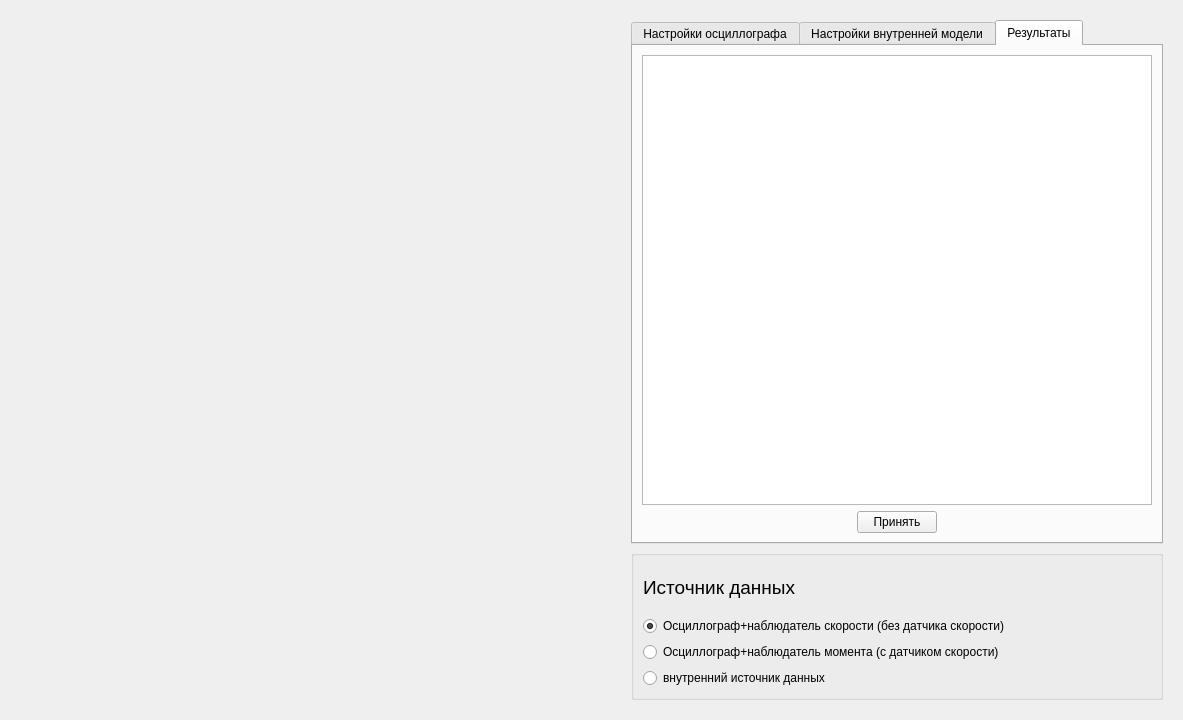
The window that untitled/electromagn.ui (Ivanos121/ImView) describes before a commit, drawn with Qt 5.
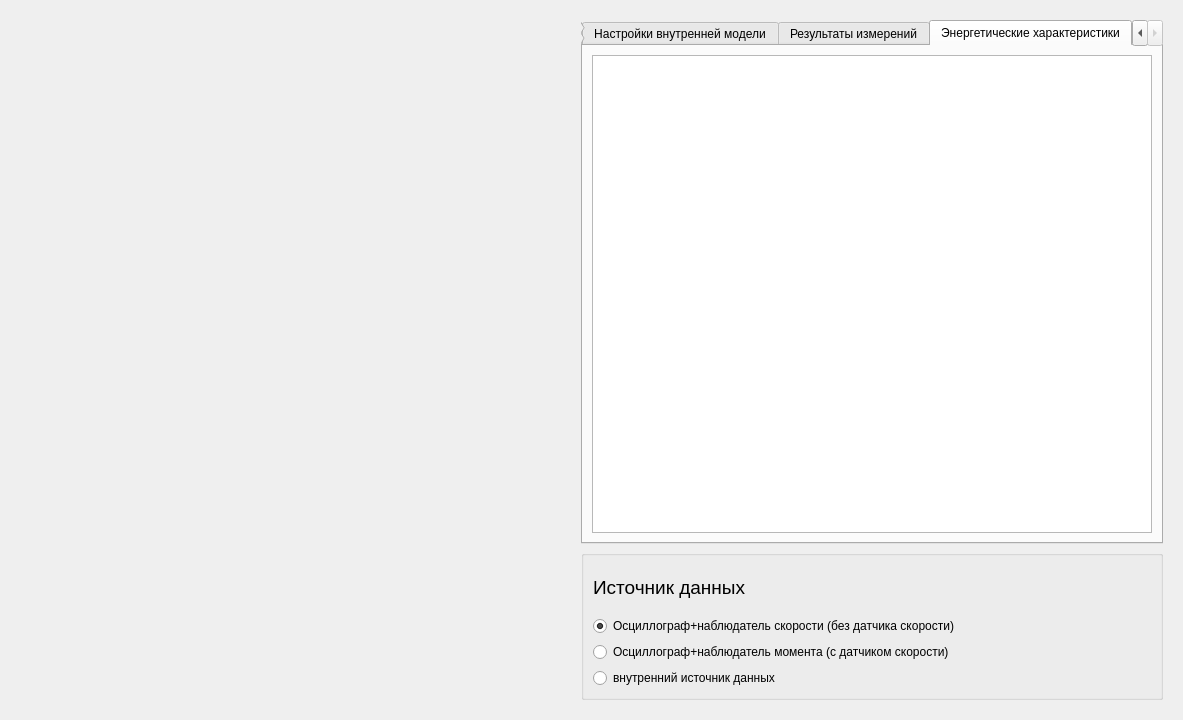
The same window after the commit. Custom widgets are drawn as their Qt base class.

Commit message: energetic_model_table

What changed in the file:
```diff
--- a/untitled/electromagn.ui
+++ b/untitled/electromagn.ui
@@ -21,7 +21,7 @@
     <widget class="QWidget" name="widget_2" native="true">
      <property name="maximumSize">
       <size>
-       <width>550</width>
+       <width>600</width>
        <height>16777215</height>
       </size>
      </property>
@@ -29,7 +29,7 @@
       <item>
        <widget class="QTabWidget" name="tabWidget">
         <property name="currentIndex">
-         <number>2</number>
+         <number>3</number>
         </property>
         <widget class="QWidget" name="tab">
          <attribute name="title">
@@ -61,7 +61,7 @@
         </widget>
         <widget class="QWidget" name="tab_2">
          <attribute name="title">
-          <string>Результаты</string>
+          <string>Результаты измерений</string>
          </attribute>
          <layout class="QVBoxLayout" name="verticalLayout_3">
           <item>
@@ -82,6 +82,20 @@
           </item>
          </layout>
         </widget>
+        <widget class="QWidget" name="tab_4">
+         <attribute name="title">
+          <string>Энергетические характеристики</string>
+         </attribute>
+         <layout class="QGridLayout" name="gridLayout_4">
+          <item row="0" column="0">
+           <widget class="QTableWidget" name="tableWidget_4">
+            <property name="alternatingRowColors">
+             <bool>false</bool>
+            </property>
+           </widget>
+          </item>
+         </layout>
+        </widget>
        </widget>
       </item>
       <item>
```
The commit also changes 2 other files.
